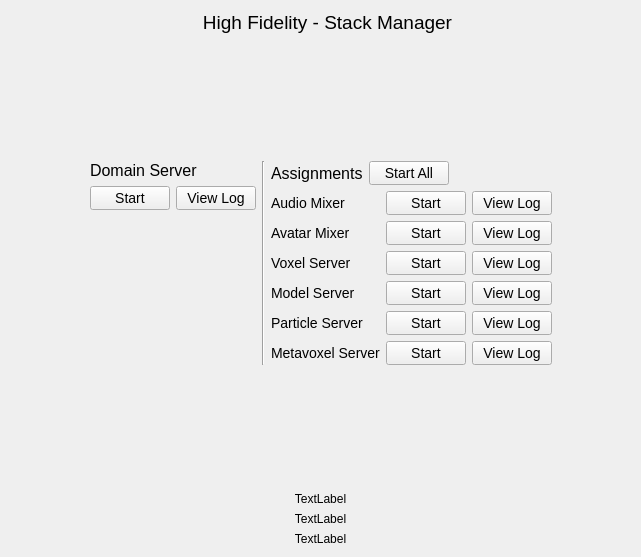
First picture: the form in ui/AppDelegate.ui, repository highfidelity/StackManagerQt, before the edit.
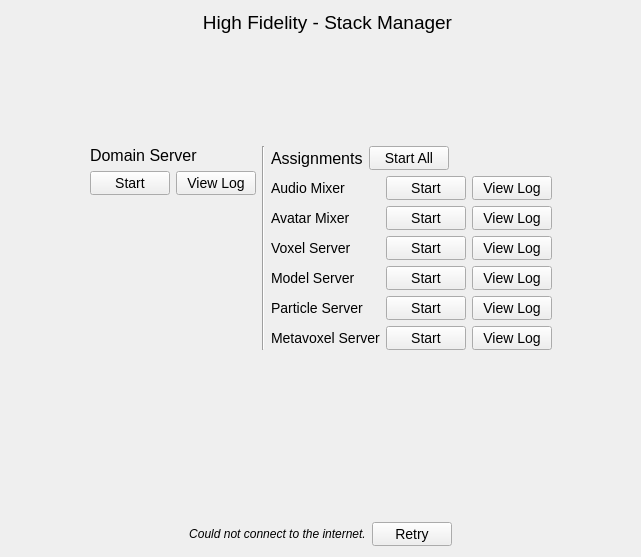
Second picture: the form after the edit. Icons and pictures are not drawn.

```diff
--- a/ui/AppDelegate.ui
+++ b/ui/AppDelegate.ui
@@ -448,7 +448,7 @@
       <string notr="true">font-size: 12px;</string>
      </property>
      <property name="text">
-      <string>TextLabel</string>
+      <string/>
      </property>
      <property name="alignment">
       <set>Qt::AlignCenter</set>
@@ -461,7 +461,7 @@
       <string notr="true">font-size: 12px;</string>
      </property>
      <property name="text">
-      <string>TextLabel</string>
+      <string/>
      </property>
      <property name="alignment">
       <set>Qt::AlignCenter</set>
@@ -474,13 +474,66 @@
       <string notr="true">font-size: 12px;</string>
      </property>
      <property name="text">
-      <string>TextLabel</string>
+      <string/>
      </property>
      <property name="alignment">
       <set>Qt::AlignCenter</set>
      </property>
     </widget>
    </item>
+   <item>
+    <layout class="QHBoxLayout" name="horizontalLayout_2">
+     <item>
+      <spacer name="horizontalSpacer_4">
+       <property name="orientation">
+        <enum>Qt::Horizontal</enum>
+       </property>
+       <property name="sizeHint" stdset="0">
+        <size>
+         <width>40</width>
+         <height>20</height>
+        </size>
+       </property>
+      </spacer>
+     </item>
+     <item>
+      <widget class="QLabel" name="noConnectionLabel">
+       <property name="text">
+        <string>&lt;html&gt;&lt;head/&gt;&lt;body&gt;&lt;p&gt;&lt;span style=&quot; font-style:italic;&quot;&gt;Could not connect to the internet.&lt;/span&gt;&lt;/p&gt;&lt;/body&gt;&lt;/html&gt;</string>
+       </property>
+       <property name="alignment">
+        <set>Qt::AlignCenter</set>
+       </property>
+      </widget>
+     </item>
+     <item>
+      <widget class="QPushButton" name="retryButton">
+       <property name="sizePolicy">
+        <sizepolicy hsizetype="Fixed" vsizetype="Fixed">
+         <horstretch>0</horstretch>
+         <verstretch>0</verstretch>
+        </sizepolicy>
+       </property>
+       <property name="text">
+        <string>Retry</string>
+       </property>
+      </widget>
+     </item>
+     <item>
+      <spacer name="horizontalSpacer_7">
+       <property name="orientation">
+        <enum>Qt::Horizontal</enum>
+       </property>
+       <property name="sizeHint" stdset="0">
+        <size>
+         <width>40</width>
+         <height>20</height>
+        </size>
+       </property>
+      </spacer>
+     </item>
+    </layout>
+   </item>
   </layout>
  </widget>
  <resources>
```
Left out of the diff: 2 changed lines with no effect on the pictures.
